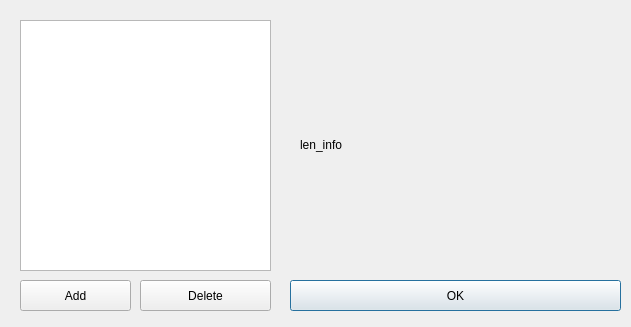
This is length_cali_dialog.ui in HopleViorn/MagSoft as Qt 5 draws it before an edit. The edited form follows.
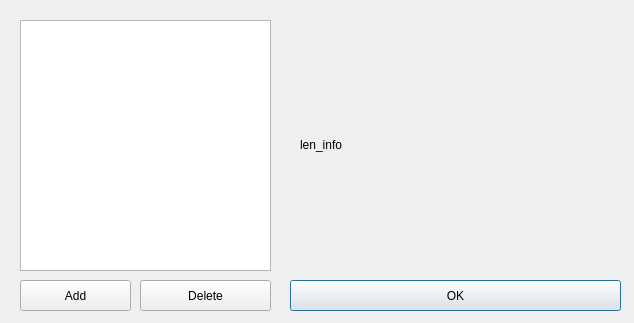
This is the edited form. Custom widgets are drawn as their Qt base class.

The edit to the form file:
```diff
--- a/length_cali_dialog.ui
+++ b/length_cali_dialog.ui
@@ -6,8 +6,8 @@
    <rect>
     <x>0</x>
     <y>0</y>
-    <width>631</width>
-    <height>327</height>
+    <width>634</width>
+    <height>323</height>
    </rect>
   </property>
   <property name="windowTitle">
```
